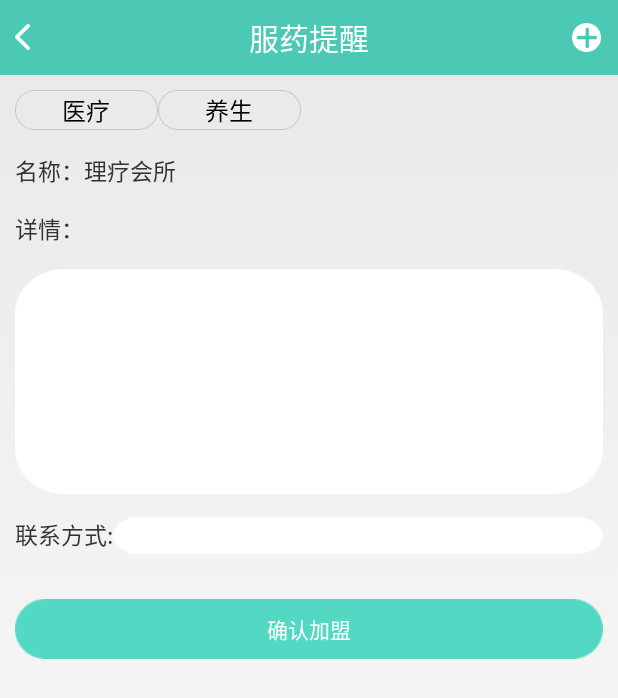
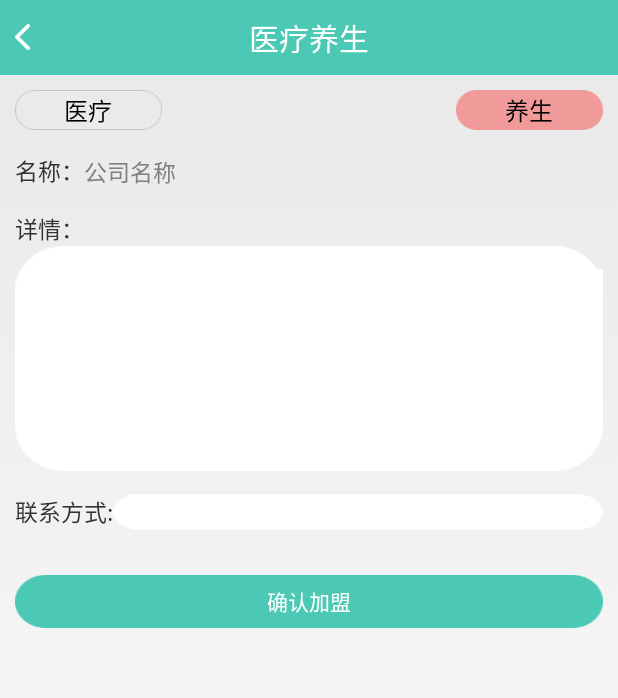
Before and after one commit to 123xuan456/BigHealt, an Android app: the CooparateActivity screen opened directly, with no data from a screen before it, on a phone screen of 412 x 824 dp. Shown: the top 698 px of the screen. Run offline under Robolectric (Android 15) with nearby library versions, the phone set to English and light mode, and no system bars; our stand-ins replace ButterKnife.

Commit message:
加盟页

```diff
--- a/app/build.gradle
+++ b/app/build.gradle
@@ -30,4 +30,5 @@ dependencies {
     compile 'com.github.bumptech.glide:glide:3.7.0'
     compile 'com.google.code.gson:gson:2.7'
     compile 'com.google.android.gms:play-services-appindexing:8.1.0'
+    compile 'com.jakewharton:butterknife:7.0.1'
 }
--- a/app/src/main/java/dbighealth/bighealth/activity/CooparateActivity.java
+++ b/app/src/main/java/dbighealth/bighealth/activity/CooparateActivity.java
@@ -2,14 +2,67 @@ package dbighealth.bighealth.activity;
 
 import android.app.Activity;
 import android.os.Bundle;
+import android.view.View;
+import android.widget.Button;
+import android.widget.EditText;
+import android.widget.ImageView;
+import android.widget.RadioButton;
+import android.widget.TextView;
 
+import butterknife.Bind;
+import butterknife.ButterKnife;
 import dbighealth.bighealth.R;
-/**医疗养生加盟*/
-public class CooparateActivity extends Activity {
+
+/**
+ * 医疗养生加盟
+ */
+public class CooparateActivity extends Activity implements View.OnClickListener{
+
+
+    @Bind(R.id.arrow_left)
+    ImageView arrowLeft;
+    @Bind(R.id.tvTab)
+    TextView tvTab;
+    @Bind(R.id.right_add)
+    ImageView rightAdd;
+    @Bind(R.id.rb_medical)
+    RadioButton rbMedical;
+    @Bind(R.id.nourishing)
+    RadioButton nourishing;
+    @Bind(R.id.et_company)
+    EditText etCompany;
+    @Bind(R.id.tv_detail)
+    EditText tvDetail;
+    @Bind(R.id.tv_Tel)
+    TextView tvTel;
+    @Bind(R.id.et_tel)
+    EditText etTel;
+    @Bind(R.id.btn_cooperate)
+    Button btnCooperate;
 
     @Override
     protected void onCreate(Bundle savedInstanceState) {
         super.onCreate(savedInstanceState);
-        setContentView(R.layout.activity_cooparate);
+        setContentView(R.layout.activity_cooperate);
+        ButterKnife.bind(this);
+        btnCooperate.setOnClickListener(this);
+        arrowLeft.setOnClickListener(this);
+        rightAdd.setVisibility(View.INVISIBLE);
+        tvTab.setText("医疗养生");
+
+    }
+
+
+
+    @Override
+    public void onClick(View v) {
+        switch (v.getId()){
+            case R.id.arrow_left:
+                finish();
+                break;
+            case R.id.btn_cooperate:
+
+               break;
+        }
     }
 }
--- a/app/src/main/java/dbighealth/bighealth/fragment/ProductFragment.java
+++ b/app/src/main/java/dbighealth/bighealth/fragment/ProductFragment.java
@@ -86,6 +86,7 @@ public class ProductFragment extends Fragment {
     private View.OnClickListener toolsItemListener = new View.OnClickListener() {
         @Override
         public void onClick(View v) {
+
             mPager.setCurrentItem(v.getId());
         }
     };
--- a/app/src/main/res/drawable/button_selector.xml
+++ b/app/src/main/res/drawable/button_selector.xml
@@ -1,11 +1,11 @@
 <?xml version="1.0" encoding="utf-8"?>
 <selector xmlns:android="http://schemas.android.com/apk/res/android" >
     <item
-        android:state_pressed="true"
+        android:state_pressed="false"
         android:drawable="@drawable/button_deep"
         >
     </item>
-    <item android:state_pressed="false"
+    <item android:state_pressed="true"
         android:drawable="@drawable/button_light"
         >
 
--- a/app/src/main/res/drawable/radiobutton_selector.xml
+++ b/app/src/main/res/drawable/radiobutton_selector.xml
@@ -2,13 +2,11 @@
 <selector xmlns:android="http://schemas.android.com/apk/res/android">
 
     <item
-        android:state_selected="true"
         android:state_checked="true"
         android:drawable="@drawable/red_circle"
         >
     </item>
     <item
-        android:state_selected="false"
         android:state_checked="false"
         android:drawable="@drawable/white_circle"
         />
--- a/app/src/main/res/layout/activity_cooparate.xml
+++ /dev/null
@@ -1,107 +0,0 @@
-<?xml version="1.0" encoding="utf-8"?>
-<LinearLayout xmlns:android="http://schemas.android.com/apk/res/android"
-    android:layout_width="match_parent"
-    android:layout_height="match_parent"
-
-    android:orientation="vertical">
-    <include
-        layout="@layout/footer_tab_1"
-        />
-    <LinearLayout
-        android:layout_width="match_parent"
-        android:layout_height="match_parent"
-        android:orientation="vertical"
-        android:layout_marginLeft="10dp"
-        android:layout_marginRight="10dp"
-        >
-        <RadioGroup
-            android:layout_width="match_parent"
-            android:layout_height="wrap_content"
-            android:orientation="horizontal"
-            android:layout_marginTop="10dp"
-            >
-                <RadioButton
-                    android:layout_width="wrap_content"
-                    android:layout_height="wrap_content"
-                    android:background="@drawable/radiobutton_selector"
-                    android:id="@+id/rb_medical"
-                    android:text="医疗"
-                    android:gravity="center"
-                    android:checked="true"
-                    android:button="@null"
-                    />
-                <RadioButton
-                    android:layout_width="wrap_content"
-                    android:layout_height="wrap_content"
-                    android:layout_alignParentRight="true"
-                    android:text="养生"
-                    android:gravity="center"
-                    android:id="@+id/nourishing"
-                    android:background="@drawable/radiobutton_selector"
-                    android:button="@null"
-                    />
-        </RadioGroup>
-        <TextView
-            android:layout_width="wrap_content"
-            android:layout_height="wrap_content"
-            android:layout_marginTop="15dp"
-            android:text="名称：理疗会所"
-            android:textSize="15sp"
-            />
-        <TextView
-            android:layout_width="wrap_content"
-            android:layout_height="wrap_content"
-            android:text="详情："
-            android:textSize="15sp"
-            android:layout_marginTop="15dp"
-            />
-
-        <TextView
-            android:layout_width="match_parent"
-            android:layout_height="150dp"
-            android:background="@drawable/bg_await"
-            android:layout_marginTop="15dp"
-            android:id="@+id/tv_detail"
-            />
-        <RelativeLayout
-            android:layout_width="match_parent"
-            android:layout_height="wrap_content"
-            android:layout_marginTop="15dp"
-            >
-            <TextView
-                android:layout_width="wrap_content"
-                android:layout_height="wrap_content"
-                android:text="联系方式:"
-                android:id="@+id/tv_Tel"
-                android:textSize="15sp"
-                />
-            <RelativeLayout
-                android:layout_width="wrap_content"
-                android:layout_height="wrap_content"
-                android:background="@drawable/write_comment"
-                android:layout_toRightOf="@+id/tv_Tel"
-                >
-            <EditText
-                android:layout_width="match_parent"
-                android:layout_alignParentRight="true"
-                android:layout_marginRight="20dp"
-                android:layout_height="wrap_content"
-                android:id="@+id/et_tel"
-                android:background="#ffffff"
-                android:layout_marginLeft="10dp"
-                />
-            </RelativeLayout>
-
-        </RelativeLayout>
-        <Button
-            android:layout_width="match_parent"
-            android:layout_height="40dp"
-            android:id="@+id/btn_cooperate"
-            android:text="确认加盟"
-            android:textColor="#ffffff"
-            android:layout_marginTop="30dp"
-            android:layout_gravity="center_horizontal"
-            android:background="@drawable/button_selector"
-            />
-    </LinearLayout>
-</LinearLayout>
--- a/app/src/main/res/layout/activity_cooperate.xml
+++ b/app/src/main/res/layout/activity_cooperate.xml
@@ -20,38 +20,59 @@
         android:orientation="horizontal"
         android:layout_marginTop="10dp"
         >
-        <RelativeLayout
-            android:layout_width="match_parent"
-            android:layout_height="wrap_content">
+
         <RadioButton
-            android:layout_width="wrap_content"
+            android:layout_weight="1"
+            android:layout_width="0dp"
             android:layout_height="wrap_content"
             android:background="@drawable/radiobutton_selector"
             android:id="@+id/rb_medical"
             android:button="@null"
             android:gravity="center"
             android:checked="false"
-            android:text="医疗"
-            />
+            android:layout_gravity="left"
+            android:text="医疗" />
+
+        <TextView
+            android:layout_weight="2"
+            android:layout_width="0dp"
+            android:layout_height="wrap_content"
+            android:text=""/>
+
         <RadioButton
-            android:layout_width="wrap_content"
+            android:layout_weight="1"
+            android:layout_width="0dp"
             android:layout_height="wrap_content"
-            android:layout_alignParentRight="true"
             android:id="@+id/nourishing"
             android:button="@null"
             android:gravity="center"
             android:checked="true"
+            android:text="养生"
             android:background="@drawable/radiobutton_selector"
-            />
-        </RelativeLayout>
+            android:layout_gravity="right" />
+
     </RadioGroup>
+        <LinearLayout
+            android:layout_width="match_parent"
+            android:layout_height="wrap_content"
+            android:orientation="horizontal"
+            android:layout_marginTop="15dp"
+            >
             <TextView
              android:layout_width="wrap_content"
              android:layout_height="wrap_content"
-     android:layout_marginTop="15dp"
-     android:text="名称：理疗会所"
+             android:text="名称："
              android:textSize="15sp"
             />
+           <EditText
+               android:id="@+id/et_company"
+              android:layout_width="match_parent"
+              android:layout_height="wrap_content"
+               android:background="@null"
+               android:hint="公司名称"
+               android:textSize="15sp"
+            />
+        </LinearLayout>
     <TextView
         android:layout_width="wrap_content"
         android:layout_height="wrap_content"
@@ -59,14 +80,20 @@
         android:textSize="15sp"
         android:layout_marginTop="15dp"
         />
-
-    <TextView
+   <RelativeLayout
        android:layout_width="match_parent"
        android:layout_height="150dp"
        android:background="@drawable/bg_await"
+       >
+    <EditText
+        android:layout_width="match_parent"
+        android:layout_height="wrap_content"
+        android:background="#ffffff"
         android:layout_marginTop="15dp"
+        android:layout_marginLeft="10dp"
         android:id="@+id/tv_detail"
         />
+   </RelativeLayout>
    <RelativeLayout
        android:layout_width="match_parent"
        android:layout_height="wrap_content"
@@ -79,17 +106,23 @@
         android:id="@+id/tv_Tel"
         android:textSize="15sp"
         />
+       <RelativeLayout
+           android:layout_width="wrap_content"
+           android:layout_height="wrap_content"
+           android:layout_toRightOf="@+id/tv_Tel"
+           android:background="@drawable/write_comment"
+           >
     <EditText
         android:layout_width="match_parent"
         android:layout_alignParentRight="true"
         android:layout_marginRight="20dp"
         android:layout_height="wrap_content"
         android:id="@+id/et_tel"
-        android:layout_toRightOf="@+id/tv_Tel"
-        android:background="@drawable/write_comment"
-        android:layout_marginLeft="5dp"
+        android:background="#ffffff"
+        android:textSize="15sp"
+        android:layout_marginLeft="10dp"
         />
-
+       </RelativeLayout>
    </RelativeLayout>
     <Button
         android:layout_width="match_parent"
@@ -97,9 +130,9 @@
         android:id="@+id/btn_cooperate"
         android:text="确认加盟"
         android:textColor="#ffffff"
-        android:layout_marginTop="50dp"
+        android:layout_marginTop="30dp"
         android:layout_gravity="center_horizontal"
-        android:background="@drawable/biankuang_yuan_blue"
+        android:background="@drawable/button_selector"
         />
     </LinearLayout>
 </LinearLayout>
```
Also changed, not shown: app/src/main/res/mipmap-xhdpi/logo.png (added). Lines whose indentation alone changed are shown as unchanged.
